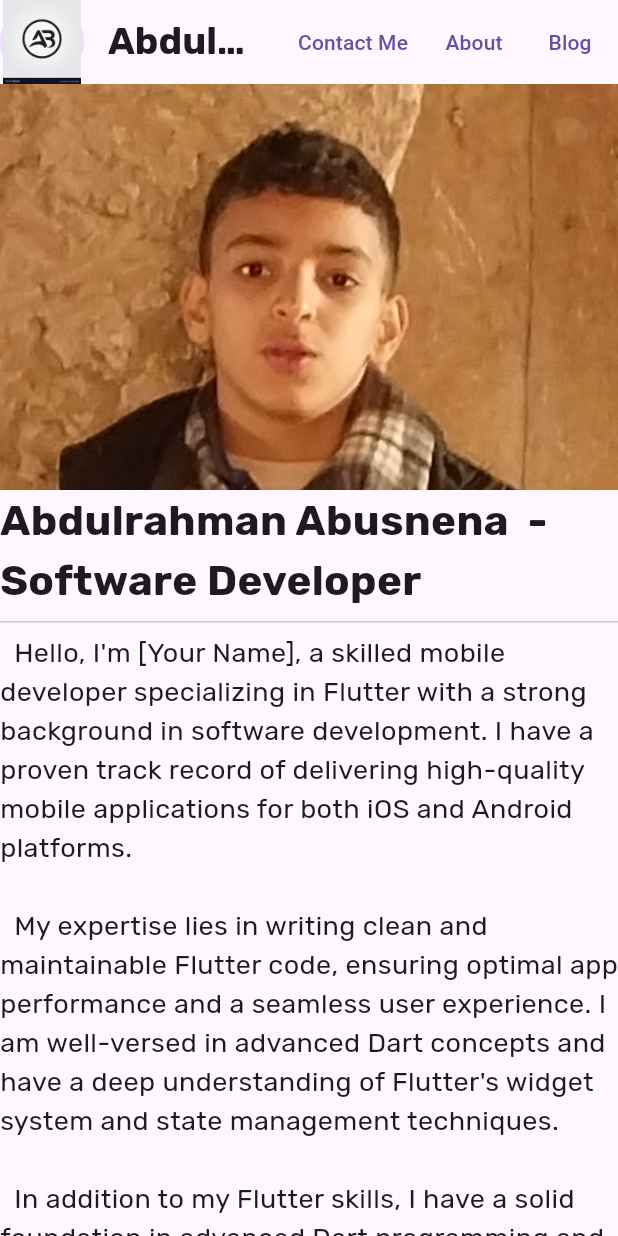
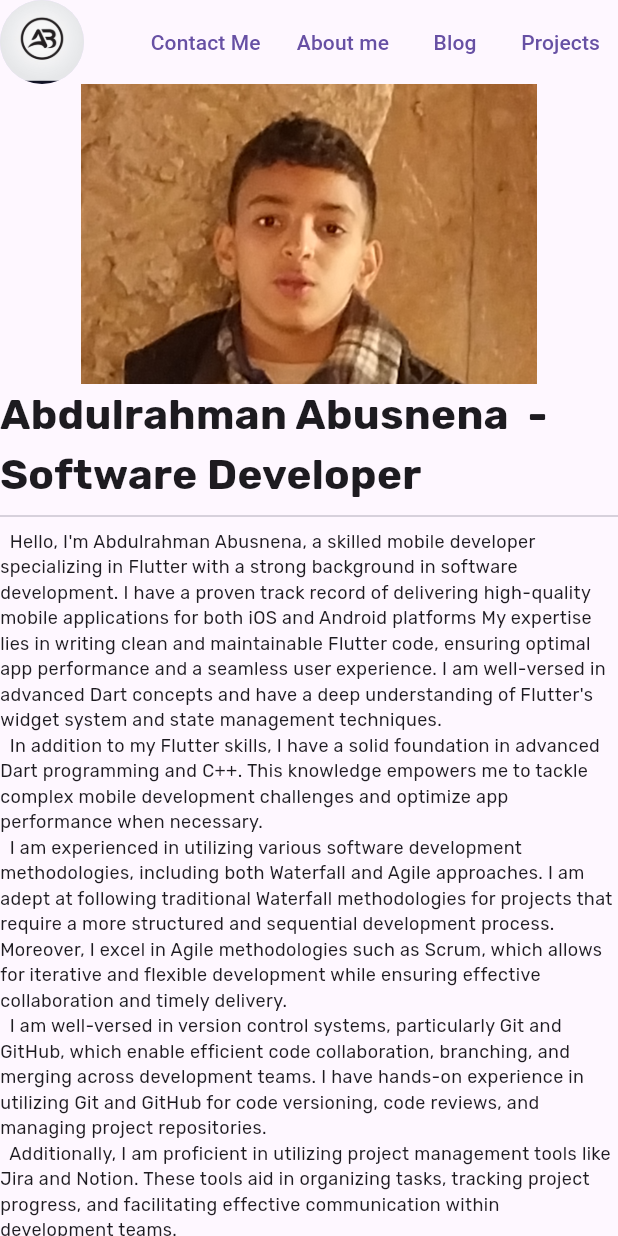
Before and after one commit to AbdulrahmanAbusnena/abdul-portofolio, a Flutter app: the screen it shows after launch, on a phone screen of 412 x 824 dp. Run offline on Flutter 3.47's test engine with Material 3 defaults, Android fonts, the phone set to English and light mode, and no system bars; our stand-ins replace google_fonts.

Commit message:
git commit

```diff
--- a/lib/homepage.dart
+++ b/lib/homepage.dart
@@ -33,12 +33,11 @@ class _HomePageState extends State<HomePage> {
           name,
           style: GoogleFonts.rubik(fontWeight: FontWeight.bold, fontSize: 25),
         ),
-        centerTitle: true,
+        // centerTitle: true,
         leading: CircleAvatar(
-          child: Image.asset(
+            backgroundImage: AssetImage(
           'assets/ab.jpg',
-          ),
-        ),
+        )),
         actions: [
           TextButton(
               onPressed: () {
@@ -50,23 +49,27 @@ class _HomePageState extends State<HomePage> {
             onPressed: () {
               // ignore: avoid_print
             },
-              child: const Text('About')),
+            child: const Text('About me'),
+          ),
           TextButton(
             onPressed: () {},
             child: const Text('Blog'),
-          )
+          ),
+          TextButton(onPressed: () {}, child: const Text('Projects')),
         ],
       ),
       body: Column(
         crossAxisAlignment: CrossAxisAlignment.start,
         children: [
           Column(
-            //  crossAxisAlignment: CrossAxisAlignment.start,
+            // crossAxisAlignment: CrossAxisAlignment.center,
             children: [
-              Image.asset(
+              Center(
+                child: Image.asset(
                   'assets/abdul.png',
-                // height: 55,
-                // width: 55,
+                  height: 200,
+                  // idth: 25,
+                ),
               ),
             ],
           ),
@@ -79,16 +82,19 @@ class _HomePageState extends State<HomePage> {
           ),
           Divider(),
           Container(
-              alignment: Alignment.center,
+              //    alignment: Alignment.center,
               decoration: BoxDecoration(
                 borderRadius: BorderRadius.circular(10),
               ),
               child: Column(
                   crossAxisAlignment: CrossAxisAlignment.center,
                   children: [
-                    Text(overview,
+                    Text(
+                      overview,
                       style: GoogleFonts.rubik(
-                            fontSize: 18, fontWeight: FontWeight.normal)),
+                          fontSize: 12, fontWeight: FontWeight.normal),
+                      // overflow: TextOverflow.ellipsis,
+                    ),
                   ]))
         ],
       ),
--- a/lib/main.dart
+++ b/lib/main.dart
@@ -8,13 +8,13 @@ void main() {
 class MainApp extends StatelessWidget {
   const MainApp({super.key});
 
-  // This widget is the root of your application.
   @override
   Widget build(BuildContext context) {
     return MaterialApp(
       debugShowCheckedModeBanner: false,
       title: 'Abdulrahman Abusnena',
       theme: ThemeData(useMaterial3: true),
+      //  routes:
       home: const HomePage(),
     );
   }
--- a/lib/overview.dart
+++ b/lib/overview.dart
@@ -1,17 +1,9 @@
-String overview = '''
-  Hello, I'm [Your Name], a skilled mobile developer specializing in Flutter with a strong background in software development. I have a proven track record of delivering high-quality mobile applications for both iOS and Android platforms.
-
-  My expertise lies in writing clean and maintainable Flutter code, ensuring optimal app performance and a seamless user experience. I am well-versed in advanced Dart concepts and have a deep understanding of Flutter's widget system and state management techniques.
-
+String overview =
+    '''  Hello, I'm Abdulrahman Abusnena, a skilled mobile developer specializing in Flutter with a strong background in software development. I have a proven track record of delivering high-quality mobile applications for both iOS and Android platforms My expertise lies in writing clean and maintainable Flutter code, ensuring optimal app performance and a seamless user experience. I am well-versed in advanced Dart concepts and have a deep understanding of Flutter's widget system and state management techniques.
   In addition to my Flutter skills, I have a solid foundation in advanced Dart programming and C++. This knowledge empowers me to tackle complex mobile development challenges and optimize app performance when necessary.
-
   I am experienced in utilizing various software development methodologies, including both Waterfall and Agile approaches. I am adept at following traditional Waterfall methodologies for projects that require a more structured and sequential development process. Moreover, I excel in Agile methodologies such as Scrum, which allows for iterative and flexible development while ensuring effective collaboration and timely delivery.
-
   I am well-versed in version control systems, particularly Git and GitHub, which enable efficient code collaboration, branching, and merging across development teams. I have hands-on experience in utilizing Git and GitHub for code versioning, code reviews, and managing project repositories.
-
   Additionally, I am proficient in utilizing project management tools like Jira and Notion. These tools aid in organizing tasks, tracking project progress, and facilitating effective communication within development teams.
-
   As a mobile developer, I am committed to staying updated with the latest industry trends and continuously enhancing my skills. I am passionate about creating robust and innovative mobile solutions.
 
-  If you have an exciting mobile project or collaboration opportunity, I would be thrilled to discuss it further. Thank you!
-''';
+ If you have an exciting mobile project or collaboration opportunity, I would be thrilled to discuss it further. Thank you!''';
```
Also changed, not shown: lib/about.dart (added, +19 -0 lines), lib/contact_me.dart (added, +17 -0 lines). Lines whose indentation alone changed are shown as unchanged.
